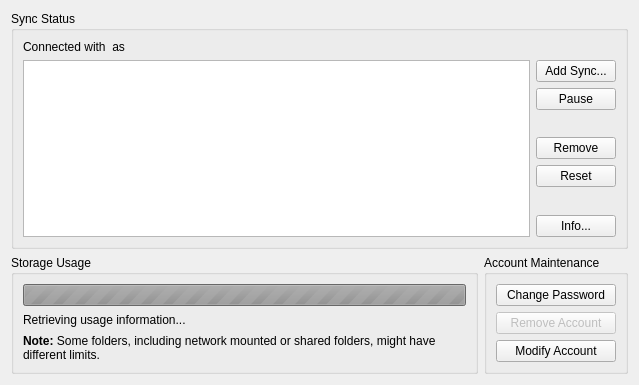
Qt form src/mirall/accountsettings.ui (nextcloud/desktop) before a commit.
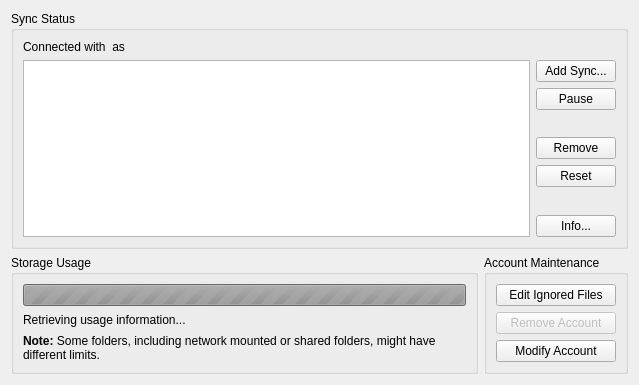
The same form after that commit.

```diff
--- a/src/mirall/accountsettings.ui
+++ b/src/mirall/accountsettings.ui
@@ -26,7 +26,7 @@
          <bool>true</bool>
         </property>
         <property name="text">
-         <string>Change Password</string>
+         <string>Edit Ignored Files</string>
         </property>
        </widget>
       </item>
```
Left out of the diff: 2 changed lines with no effect on the pictures.
